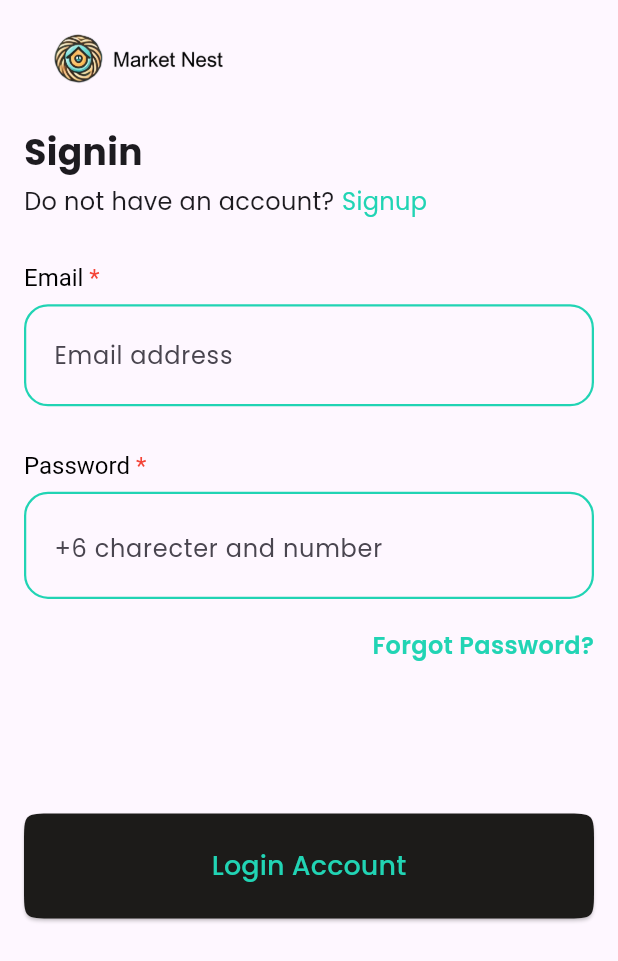
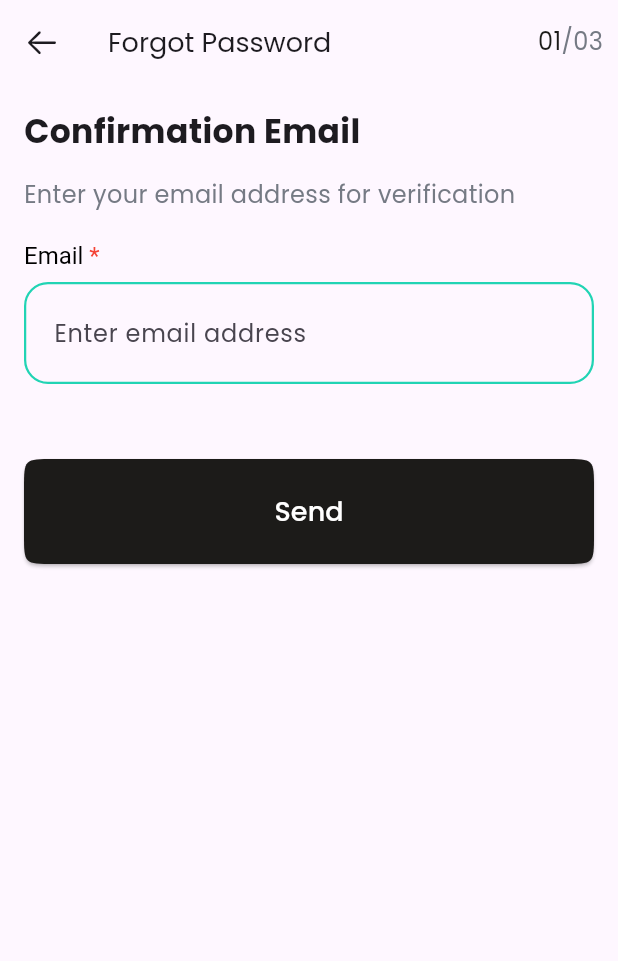
Before and after one commit to Somrith-Flutter/E-commerce-App, a Flutter app: the screen it shows after launch, after a tap on "Forgot Password?", on a phone screen of 412 x 824 dp. Shown: the top 961 px of the screen. Run offline on Flutter 3.47's test engine with Material 3 defaults, Android fonts, the phone set to English and light mode, and no system bars; our stand-ins replace awesome_bottom_bar, gap, get, loading_animation_widget, pinput, shared_preferences; missing offline and left inert: flutter_icon_snackbar, shared_value; network calls fail.

Commit message:
forget password done

```diff
--- a/lib/modules/app/data/api/app_endpoint.dart
+++ b/lib/modules/app/data/api/app_endpoint.dart
@@ -1,4 +1,6 @@
 class AppEndpoint {
   static const login = "v1/login";
   static const register = "v1/create-me";
+  static const forgetPassword = "v1/forget-password";
+  static const setNewPassword = "v1/set-new-password";
 }
--- /dev/null
+++ b/lib/modules/app/ui/pages/forgot_password.dart
@@ -0,0 +1,77 @@
+import 'dart:io';
+import 'package:flutter/cupertino.dart';
+import 'package:flutter/material.dart';
+import 'package:gap/gap.dart';
+import 'package:get/get.dart';
+import 'package:market_nest_app/config/themes/app_color.dart';
+import 'package:market_nest_app/modules/app/controllers/auth_controller.dart';
+import 'package:market_nest_app/modules/app/ui/widgets/confirm_email_widget.dart';
+import 'package:market_nest_app/modules/app/ui/widgets/pin_put_code_widget.dart';
+import 'package:market_nest_app/modules/app/ui/widgets/set_new_pass_widget.dart';
+
+class ForgotPasswordScreen extends StatefulWidget {
+  const ForgotPasswordScreen({super.key});
+
+  @override
+  State<ForgotPasswordScreen> createState() => _ForgotPasswordScreenState();
+}
+
+class _ForgotPasswordScreenState extends State<ForgotPasswordScreen> {
+  int finalStep = 3;
+  final _auth = Get.find<AuthController>();
+
+  final List<Widget> _stepWidget = [
+    const ConfirmEmailWidget(),
+    const PinPutCode(),
+    const SetNewPassWidget()
+  ];
+
+  @override
+  void initState() {
+    Future.delayed(const Duration(milliseconds: 100), () {
+      _auth.widgetTrigger(1);
+    });
+    super.initState();
+  }
+
+  @override
+  Widget build(BuildContext context) {
+    return GestureDetector(
+      onTap: () => FocusScope.of(context).requestFocus(FocusNode()),
+      child: GetBuilder<AuthController>(builder: (logic) {
+        return Scaffold(
+          appBar: AppBar(
+            leading: IconButton(
+                onPressed: () {
+                  Get.back();
+                  _auth.clearSetter();
+                },
+                icon: Icon(Platform.isAndroid
+                    ? CupertinoIcons.arrow_left
+                    : CupertinoIcons.back)),
+            title: const Text("Forgot Password", style: TextStyle(
+                fontSize: 18
+            ),),
+            actions: [
+              Row(
+                children: [
+                  Text(
+                    "0${_auth.setterIndex.toString()}", style: const TextStyle(
+                      color: AppColors.black,
+                      fontSize: 16),),
+                  Text("/0${finalStep.toString()}", style: const TextStyle(
+                      color: AppColors.grey150,
+                      fontSize: 16),),
+                ],
+              ),
+              const Gap(10)
+            ],
+          ),
+          body: Container(
+              margin: const EdgeInsets.symmetric(horizontal: 16, vertical: 16),
+              child: _stepWidget[logic.setterIndex - 1]),
+        );
+      }),
+    );
+  }
+}
--- a/lib/modules/app/ui/pages/login_page.dart
+++ b/lib/modules/app/ui/pages/login_page.dart
@@ -7,6 +7,7 @@ import 'package:market_nest_app/constants/asset_path.dart';
 import 'package:market_nest_app/dashboard.dart';
 import 'package:market_nest_app/modules/app/controllers/auth_controller.dart';
 import 'package:market_nest_app/modules/app/data/globle_variable/public_variable.dart';
+import 'package:market_nest_app/modules/app/ui/pages/forgot_password.dart';
 import 'package:market_nest_app/modules/app/ui/pages/register_page.dart';
 import 'package:market_nest_app/modules/app/ui/widgets/form_input_widget.dart';
 import 'package:market_nest_app/modules/app/ui/widgets/form_password_widget.dart';
@@ -126,7 +127,7 @@ class _LoginPageState extends State<LoginPage> {
                       mainAxisAlignment: MainAxisAlignment.end,
                       children: [
                         GestureDetector(
-                          onTap: () {},
+                          onTap: () => Get.to( const ForgotPasswordScreen()),
                           child: const Text(
                             "Forgot Password?",
                             style: TextStyle(
--- /dev/null
+++ b/lib/modules/app/ui/widgets/confirm_email_widget.dart
@@ -0,0 +1,87 @@
+import 'package:flutter/material.dart';
+import 'package:flutter_icon_snackbar/flutter_icon_snackbar.dart';
+import 'package:gap/gap.dart';
+import 'package:get/get.dart';
+import 'package:market_nest_app/config/themes/app_color.dart';
+import 'package:market_nest_app/modules/app/controllers/auth_controller.dart';
+import 'package:market_nest_app/modules/app/data/globle_variable/public_variable.dart';
+import 'package:market_nest_app/modules/app/ui/widgets/form_input_widget.dart';
+import 'package:market_nest_app/modules/app/ui/widgets/loading_widget.dart';
+
+class ConfirmEmailWidget extends StatefulWidget {
+  const ConfirmEmailWidget({super.key});
+
+  @override
+  State<ConfirmEmailWidget> createState() => _ConfirmEmailWidgetState();
+}
+
+class _ConfirmEmailWidgetState extends State<ConfirmEmailWidget> {
+  final _auth = Get.find<AuthController>();
+  @override
+  Widget build(BuildContext context) {
+    return Scaffold(
+      body: Column(
+        crossAxisAlignment: CrossAxisAlignment.start,
+        children: [
+          const Text("Confirmation Email",
+            style: TextStyle(fontSize: 22, fontWeight: FontWeight.bold),
+          ),
+          const Gap(15),
+          const Text("Enter your email address for verification",
+            style: TextStyle(fontSize: 16, color: AppColors.grey150),
+          ),
+          const Gap(20),
+          FormInputWidget(
+            label: "Email",
+            hint: "Enter email address",
+            controller: _auth.emailController),
+          const Gap(50),
+          SizedBox(
+            width: MediaQuery.of(context).size.width,
+            child: ElevatedButton(
+              onPressed: () async {
+                showLoadingDialog(context, label: "Checking...");
+
+                if(_auth.emailController.text.isEmpty || !_auth.emailController.text.contains("@gmail.com")){
+                  Get.back();
+                  IconSnackBar.show(
+                    context,
+                    label: 'Invalid email!',
+                    snackBarType: SnackBarType.fail,
+                    duration: const Duration(seconds: 3),
+                  );
+                  return;
+                }
+                _auth.forgotPasswordController();
+                if(_auth.status == Status.fail){
+                  Get.back();
+                  IconSnackBar.show(
+                    context,
+                    label: 'Your email not found!',
+                    snackBarType: SnackBarType.fail,
+                    duration: const Duration(seconds: 3),
+                  );
+                  return;
+                }else{
+                  Get.back();
+                  _auth.widgetTrigger(2);
+                }
+              },
+              style: ElevatedButton.styleFrom(
+                  padding: const EdgeInsets.symmetric(vertical: 22),
+                  backgroundColor: AppColors.black,
+                  shape: ContinuousRectangleBorder(
+                    borderRadius: BorderRadius.circular(20),
+                  )
+              ),
+              child: const Text(
+                "Send",
+                style: TextStyle(fontSize: 18, color: AppColors.white),
+              )
+            ),
+          )
+        ],
+      ),
+    );
+  }
+}
--- a/lib/splash_screen.dart
+++ b/lib/splash_screen.dart
@@ -1,6 +1,5 @@
 import 'package:flutter/material.dart';
 import 'package:get/get.dart';
-import 'package:get/get_navigation/get_navigation.dart';
 import 'package:market_nest_app/config/themes/app_color.dart';
 import 'package:market_nest_app/constants/asset_path.dart';
 import 'package:market_nest_app/dashboard.dart';
@@ -24,20 +23,16 @@ class SplashScreenState extends State<SplashScreen> with SingleTickerProviderSta
   @override
   void initState() {
     super.initState();
-
-    // Initialize the animation controller
     _controller = AnimationController(
       duration: const Duration(seconds: 2),
       vsync: this,
     );
 
-    // Define the opacity animation
     _opacityAnimation = CurvedAnimation(
       parent: _controller,
       curve: Curves.easeInOut,
     );
 
-    // Define the scale animation
     _scaleAnimation = Tween<double>(begin: 0.5, end: 1.0).animate(
       CurvedAnimation(
         parent: _controller,
@@ -45,7 +40,6 @@ class SplashScreenState extends State<SplashScreen> with SingleTickerProviderSta
       ),
     );
 
-    // Define the rotation animation
     _rotationAnimation = Tween<double>(begin: 0.0, end: 2 * 3.1416).animate(
       CurvedAnimation(
         parent: _controller,
@@ -53,13 +47,10 @@ class SplashScreenState extends State<SplashScreen> with SingleTickerProviderSta
       ),
     );
 
-    // Start the animation
     _controller.forward();
-
-    // Delay for 3 seconds and then navigate to the login page
     Future.delayed(const Duration(seconds: 3), () {
-      accessToken.toString().isNotEmpty ? Get.off(const DashboardPage()) : Get.off(const LoginPage());
-      // Get.off(const RegisterPage());
+      // accessToken.toString().isNotEmpty ? Get.off(const DashboardPage()) : Get.off(const LoginPage());
+      Get.off(const LoginPage());
     });
   }
 
--- a/pubspec.yaml
+++ b/pubspec.yaml
@@ -21,6 +21,7 @@ dependencies:
   gap: ^3.0.1
   awesome_bottom_bar: ^1.2.4
   loading_animation_widget: ^1.2.1
+  pinput: ^5.0.0
 
 dev_dependencies:
   flutter_test:
```
Also changed, not shown: lib/modules/app/controllers/auth_controller.dart (+53 -0 lines), lib/modules/app/data/repositories/auth_repo.dart (+55 -0 lines), lib/modules/app/ui/widgets/pin_put_code_widget.dart (added, +288 -0 lines), lib/modules/app/ui/widgets/set_new_pass_widget.dart (added, +110 -0 lines).
